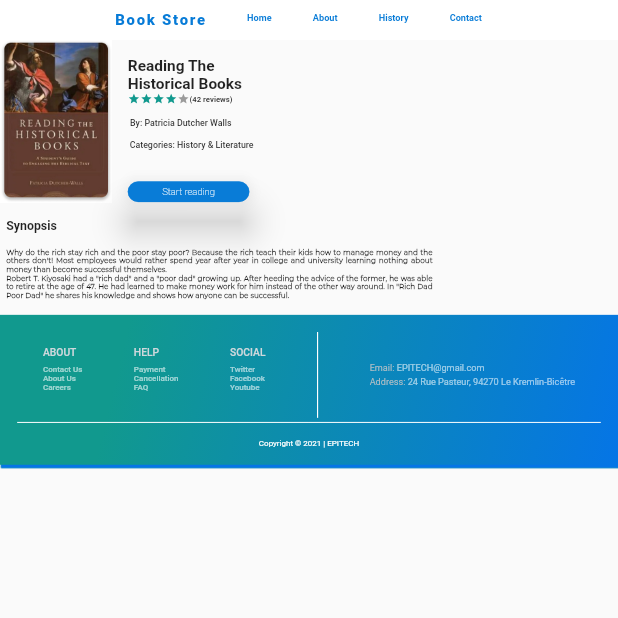
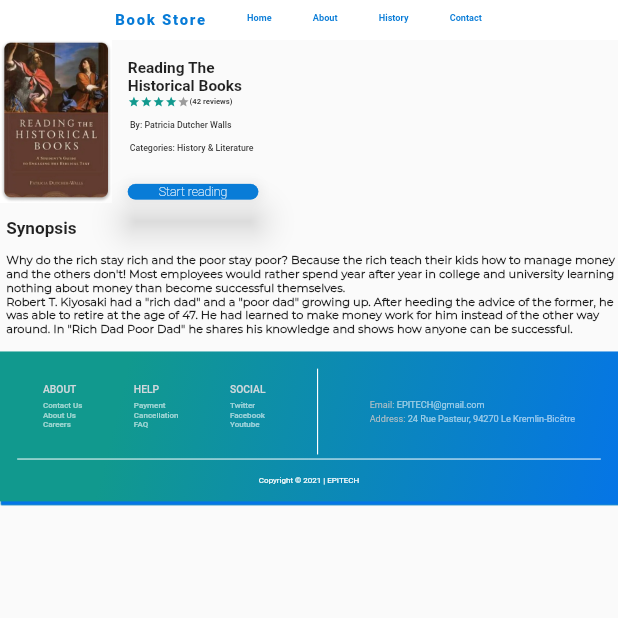
Before and after one commit to ArtElect/Flutter-II, a Flutter app: the DetailPage screen opened by its route, on a phone screen of 412 x 824 dp, the top half of it. Run offline on Flutter 3.47's test engine with Material 2 defaults, Android fonts, the light colour scheme and no system bars; drawn by our look-alikes of flutter_rating_bar, getwidget; our stand-ins replace auto_animated, carousel_slider, connectivity_plus, font_awesome_flutter, responsive_framework; Roboto replaces fonts that are missing (Raleway).

Commit message:
[MOD]: optimized the responsiveness of detail page

```diff
--- a/myapp/lib/src/widgets/detail/detail_author.dart
+++ b/myapp/lib/src/widgets/detail/detail_author.dart
@@ -1,5 +1,6 @@
 import 'package:flutter/material.dart';
 import 'package:myapp/src/config/fonts.dart';
+import 'package:myapp/src/widgets/adaptive/adaptive.dart';
 
 class DetailAuthor extends StatelessWidget {
   final Size screenSize;
@@ -19,7 +20,9 @@ class DetailAuthor extends StatelessWidget {
         style: TextStyle(
           fontWeight: FontWeight.w500,
           fontFamily: AppFonts.detailAuthorTextFont,
-          fontSize: screenSize.width / 70,
+          fontSize: AdaptiveWidget.isSmallScreen(context)
+          ? screenSize.width / 30
+          : screenSize.width / 70,
         ),
       ),
     );
--- a/myapp/lib/src/widgets/detail/detail_category.dart
+++ b/myapp/lib/src/widgets/detail/detail_category.dart
@@ -1,5 +1,6 @@
 import 'package:flutter/material.dart';
 import 'package:myapp/src/config/fonts.dart';
+import 'package:myapp/src/widgets/adaptive/adaptive.dart';
 
 class DetailCategory extends StatelessWidget {
   final Size screenSize;
@@ -15,7 +16,9 @@ class DetailCategory extends StatelessWidget {
         style: TextStyle(
           fontWeight: FontWeight.w500,
           fontFamily: AppFonts.detailCategoryTextFont,
-          fontSize: screenSize.width / 70,
+          fontSize: AdaptiveWidget.isSmallScreen(context)
+          ? screenSize.width / 30
+          : screenSize.width / 70,
         ),
       ),
     );
--- a/myapp/lib/src/widgets/detail/detail_rate.dart
+++ b/myapp/lib/src/widgets/detail/detail_rate.dart
@@ -28,14 +28,16 @@ class DetailRate extends StatelessWidget {
               color: AppColors.detailRateColor,
             ),
             itemCount: 5,
-            itemSize: screenSize.width / 50,
+            itemSize: AdaptiveWidget.isSmallScreen(context)
+            ? screenSize.width / 20
+            : screenSize.width / 50,
           ),
           Text(
             '(42 reviews)',
             style: TextStyle(
               fontFamily: AppFonts.detailRateTextFont,
               fontSize: AdaptiveWidget.isSmallScreen(context)
-              ? screenSize.width / 35
+              ? screenSize.width / 30
               : screenSize.width / 80,
               fontWeight: FontWeight.w700
             ),
--- a/myapp/lib/src/widgets/detail/detail_read_button.dart
+++ b/myapp/lib/src/widgets/detail/detail_read_button.dart
@@ -20,24 +20,30 @@ class DetailReadButton extends StatelessWidget {
         ? screenSize.width / 50
         : screenSize.width / 40,
         top: AdaptiveWidget.isSmallScreen(context)
-        ? screenSize.width / 60
+        ? screenSize.width / 5
         : screenSize.width * 0.05
       ),
       child: GFButton(
         padding: EdgeInsets.only(
-          left: screenSize.width / 18,
-          right: screenSize.width / 18,
+          left: screenSize.width / 20,
+          right: screenSize.width / 20,
         ),
         elevation: 10,
         text: 'Start reading',
-        size: screenSize.width / 30,
+        size: AdaptiveWidget.isSmallScreen(context)
+        ? screenSize.width / 13
+        : screenSize.width / 40,
         color:AppColors.detailButtonColor,
         shape: GFButtonShape.pills,
         textStyle: TextStyle(
           color: AppColors.detailButtonTextColor,
           fontFamily: AppFonts.detailButtonTextFont,
-          fontSize: screenSize.width / 65,
-          fontWeight: FontWeight.w200,
+          fontSize: AdaptiveWidget.isSmallScreen(context)
+          ? screenSize.width / 25
+          : screenSize.width / 50,
+          fontWeight: AdaptiveWidget.isSmallScreen(context)
+          ? FontWeight.w600
+          : FontWeight.w200,
         ),
         onPressed: () {},
       ),
--- a/myapp/lib/src/widgets/detail/detail_title.dart
+++ b/myapp/lib/src/widgets/detail/detail_title.dart
@@ -20,7 +20,7 @@ class DetailTitle extends StatelessWidget {
         style: TextStyle(
           fontFamily: AppFonts.detailTitleTextFont,
           fontSize: AdaptiveWidget.isSmallScreen(context)
-          ? screenSize.width / 50
+          ? screenSize.width / 18
           : screenSize.width / 40,
           fontWeight: FontWeight.w700
         ),
--- a/myapp/lib/src/widgets/detail/info_book.dart
+++ b/myapp/lib/src/widgets/detail/info_book.dart
@@ -1,5 +1,6 @@
 import 'package:flutter/material.dart';
 import 'package:myapp/src/config/images.dart';
+import 'package:myapp/src/widgets/adaptive/adaptive.dart';
 import 'package:myapp/src/widgets/detail/detail_author.dart';
 import 'package:myapp/src/widgets/detail/detail_category.dart';
 import 'package:myapp/src/widgets/detail/detail_rate.dart';
@@ -15,7 +16,15 @@ class InfoBook extends StatelessWidget {
   Widget build(BuildContext context){
     return Row(
       children: [
-        Container(
+        AdaptiveWidget.isSmallScreen(context)
+        ? Container(
+          height: screenSize.width / 1.5,
+          decoration: BoxDecoration(
+            borderRadius: BorderRadius.circular(15),
+          ),
+          child:  Image.asset(AppImages.bookExemple),
+        )
+        : Container(
           height: screenSize.width / 3.8,
           width: screenSize.width / 5.5,
           decoration: BoxDecoration(
--- a/myapp/lib/src/widgets/detail/intro_book.dart
+++ b/myapp/lib/src/widgets/detail/intro_book.dart
@@ -20,7 +20,7 @@ class IntroBook extends StatelessWidget {
           child: Text(
             "Synopsis",
             style: TextStyle(
-              fontSize: screenSize.width / 50,
+              fontSize: 30,
               fontWeight: FontWeight.w600,
               fontFamily: AppFonts.detailIntroTitleTextFont,
             ),
@@ -30,14 +30,13 @@ class IntroBook extends StatelessWidget {
           padding: EdgeInsets.only(
             bottom: screenSize.width / 40,
             left: screenSize.width * 0.01,
-            right: screenSize.width * 0.30,
           ),
           child: Text(
             "Why do the rich stay rich and the poor stay poor? Because the rich teach their kids how to manage money and the others don't! Most employees would rather spend year after year in college and university learning nothing about money than become successful themselves."
             "\nRobert T. Kiyosaki had a \"rich dad\" and a \"poor dad\" growing up. After heeding the advice of the former, he was able to retire at the age of 47. He had learned to make money work for him instead of the other way around. In \"Rich Dad Poor Dad\" he shares his knowledge and shows how anyone can be successful.",
-            textAlign: TextAlign.justify,
+            textAlign: TextAlign.start,
             style: TextStyle(
-              fontSize: screenSize.width / 85,
+              fontSize: 20,
               fontWeight: FontWeight.w600,
               fontFamily: AppFonts.detailIntroContentTextFont,
             ),
```
